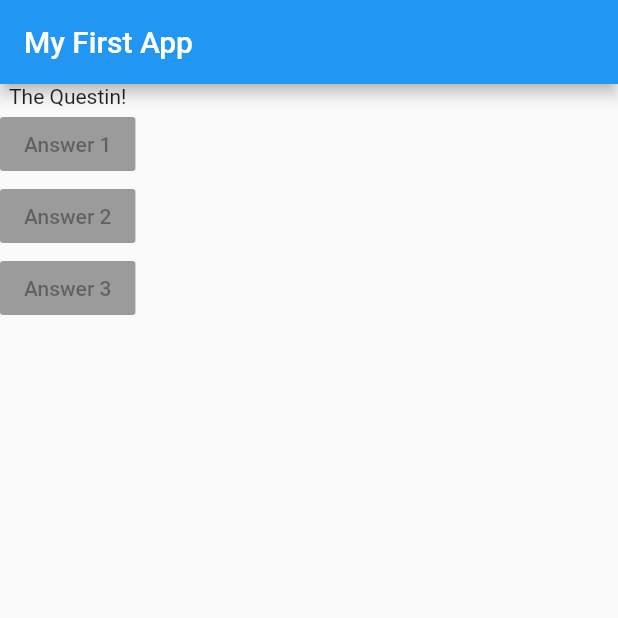
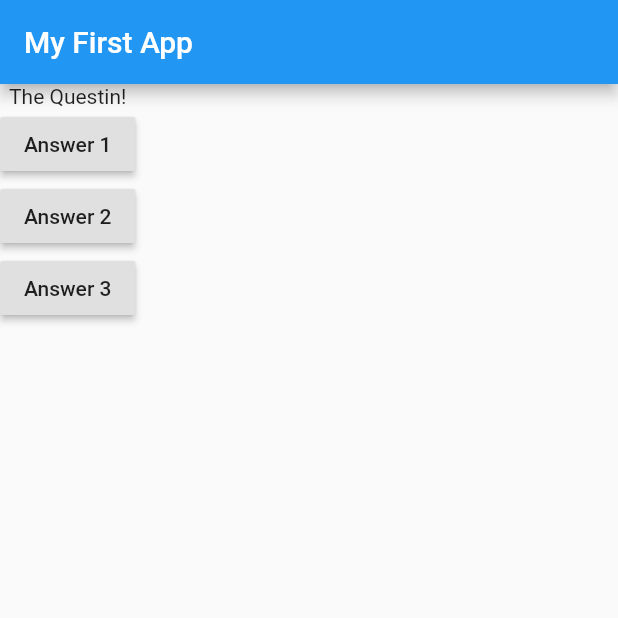
Before and after one commit to inhobaek-wj/flutter_quiz_app, a Flutter app: the screen it shows after launch, on a phone screen of 412 x 824 dp, the top half of it. Run offline on Flutter 3.47's test engine with Material 2 defaults, Android fonts, the phone set to English and light mode, and no system bars.

Commit message:
pass method reference to onPressed argument

```diff
--- a/lib/main.dart
+++ b/lib/main.dart
@@ -13,14 +13,16 @@ class MyApp extends StatelessWidget {
   @override
   Widget build(BuildContext context) { // Widget is the core UI building block.
 
+    void answerQuetion() => print('Answer chosen!');
+
     // home is core widget which flutter brings out of the screen, and it's named arg.
     return MaterialApp(home: Scaffold(
         appBar: AppBar(title: Text('My First App'),),
         body: Column(children: <Widget>[
             Text('The Questin!'),
-            RaisedButton(child: Text('Answer 1'), onPressed: null),
-            RaisedButton(child: Text('Answer 2'), onPressed: null),
-            RaisedButton(child: Text('Answer 3'), onPressed: null),
+            RaisedButton(child: Text('Answer 1'), onPressed: answerQuetion),
+            RaisedButton(child: Text('Answer 2'), onPressed: answerQuetion),
+            RaisedButton(child: Text('Answer 3'), onPressed: answerQuetion),
         ],),
     ),);
   }
```
